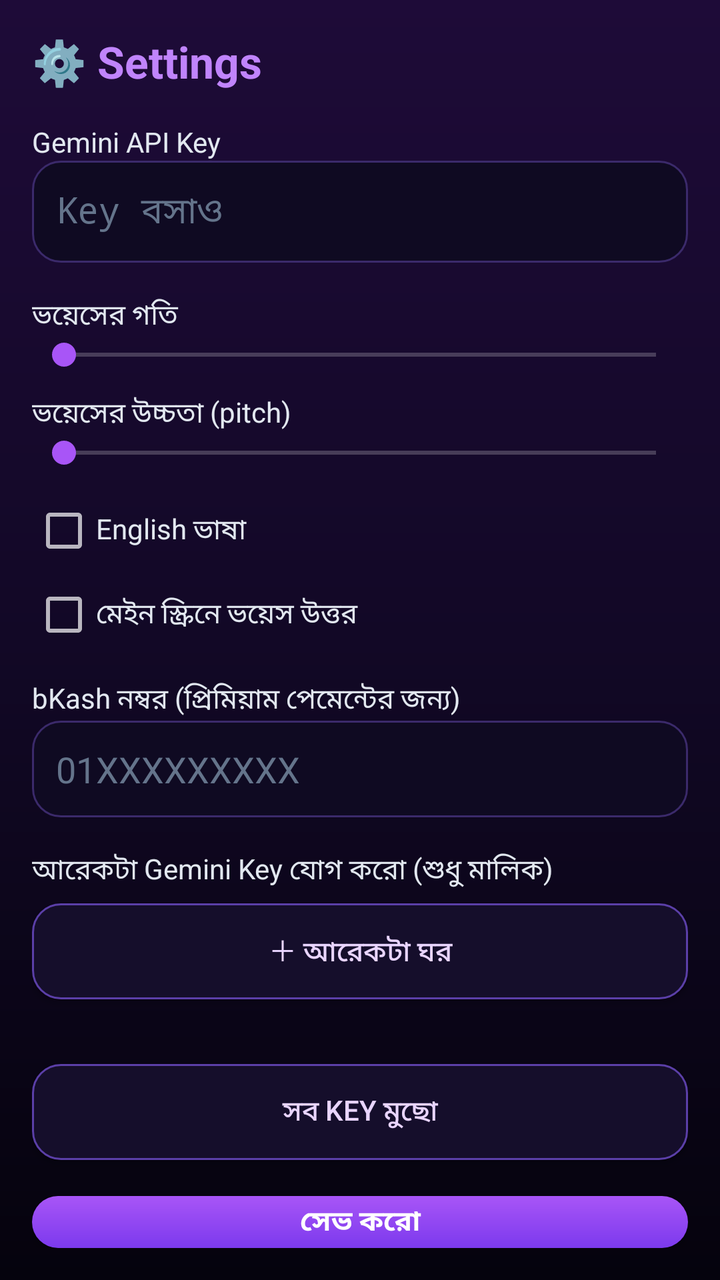
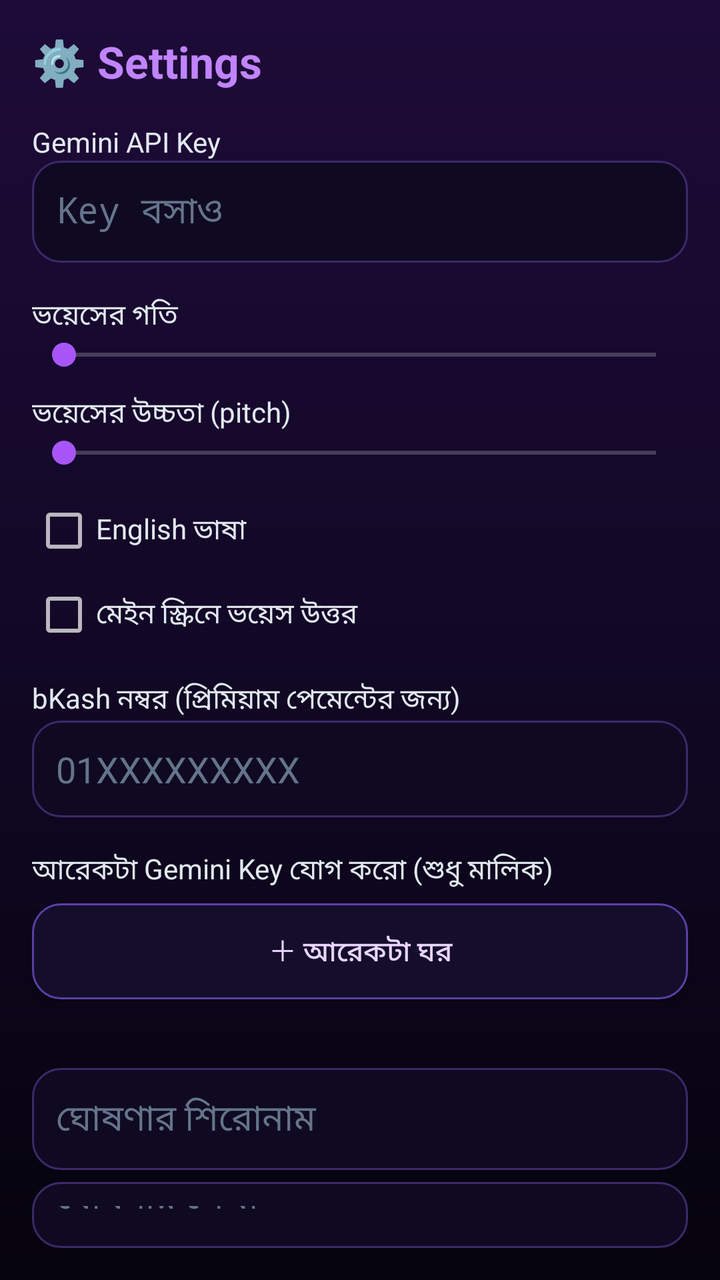

Two renders of the same Android screen: before a commit and after it. Below are the layout's source before the change and the commit's diff.
<!-- AndroidManifest.xml: application theme AppTheme -->
<!-- res/layout/activity_settings.xml -->
<?xml version="1.0" encoding="utf-8"?>
<LinearLayout xmlns:android="http://schemas.android.com/apk/res/android"
    android:layout_width="match_parent"
    android:layout_height="match_parent"
    android:background="@drawable/bg_main"
    android:orientation="vertical"
    android:padding="16dp">

    <TextView
        android:layout_width="match_parent"
        android:layout_height="wrap_content"
        android:text="⚙️ Settings"
        android:textColor="#C084FC"
        android:textSize="22sp"
        android:textStyle="bold" />

    <TextView
        android:layout_width="match_parent"
        android:layout_height="wrap_content"
        android:layout_marginTop="16dp"
        android:text="Gemini API Key"
        android:textColor="#E2E8F0" />

    <EditText
        android:id="@+id/setKey"
        android:layout_width="match_parent"
        android:layout_height="wrap_content"
        android:background="@drawable/bg_input"
        android:hint="Key বসাও"
        android:inputType="textPassword"
        android:padding="12dp"
        android:textColor="#E8F4FF"
        android:textColorHint="#64748B" />

    <TextView
        android:layout_width="match_parent"
        android:layout_height="wrap_content"
        android:layout_marginTop="16dp"
        android:text="ভয়েসের গতি"
        android:textColor="#E2E8F0" />

    <SeekBar
        android:id="@+id/setSpeed"
        android:layout_width="match_parent"
        android:layout_height="wrap_content"
        android:max="20" />

    <TextView
        android:layout_width="match_parent"
        android:layout_height="wrap_content"
        android:layout_marginTop="10dp"
        android:text="ভয়েসের উচ্চতা (pitch)"
        android:textColor="#E2E8F0" />

    <SeekBar
        android:id="@+id/setPitch"
        android:layout_width="match_parent"
        android:layout_height="wrap_content"
        android:max="20" />

    <CheckBox
        android:id="@+id/setEnglish"
        android:layout_width="match_parent"
        android:layout_height="wrap_content"
        android:layout_marginTop="14dp"
        android:text="English ভাষা"
        android:textColor="#E2E8F0" />

    <CheckBox
        android:id="@+id/setMainVoice"
        android:layout_width="match_parent"
        android:layout_height="wrap_content"
        android:layout_marginTop="10dp"
        android:text="মেইন স্ক্রিনে ভয়েস উত্তর"
        android:textColor="#E2E8F0" />

    <TextView
        android:layout_width="match_parent"
        android:layout_height="wrap_content"
        android:layout_marginTop="16dp"
        android:text="bKash নম্বর (প্রিমিয়াম পেমেন্টের জন্য)"
        android:textColor="#E2E8F0" />

    <EditText
        android:id="@+id/setBkash"
        android:layout_width="match_parent"
        android:layout_height="wrap_content"
        android:background="@drawable/bg_input"
        android:hint="01XXXXXXXXX"
        android:inputType="phone"
        android:padding="12dp"
        android:textColor="#E8F4FF"
        android:textColorHint="#64748B" />

    <TextView
        android:id="@+id/setKeyLabel"
        android:layout_width="match_parent"
        android:layout_height="wrap_content"
        android:layout_marginTop="16dp"
        android:text="আরেকটা Gemini Key যোগ করো (শুধু মালিক)"
        android:textColor="#E2E8F0" />

    <LinearLayout
        android:id="@+id/setKeysList"
        android:layout_width="match_parent"
        android:layout_height="wrap_content"
        android:orientation="vertical" />

    <Button
        android:id="@+id/setAddKeyRow"
        android:layout_width="match_parent"
        android:layout_height="wrap_content"
        android:layout_marginTop="6dp"
        android:background="@drawable/btn_secondary"
        android:text="＋ আরেকটা ঘর"
        android:textColor="#E9D5FF" />

    <TextView
        android:id="@+id/setKeyCount"
        android:layout_width="match_parent"
        android:layout_height="wrap_content"
        android:layout_marginTop="8dp"
        android:textColor="#94A3B8"
        android:textSize="12sp" />

    <Button
        android:id="@+id/setClearKeys"
        android:layout_width="match_parent"
        android:layout_height="wrap_content"
        android:layout_marginTop="8dp"
        android:background="@drawable/btn_secondary"
        android:text="সব Key মুছো"
        android:textColor="#E9D5FF" />

    <Button
        android:id="@+id/setSave"
        android:layout_width="match_parent"
        android:layout_height="wrap_content"
        android:layout_marginTop="18dp"
        android:background="@drawable/btn_primary"
        android:text="সেভ করো"
        android:textColor="#FFFFFF"
        android:textStyle="bold" />

    <TextView
        android:id="@+id/setInfo"
        android:layout_width="match_parent"
        android:layout_height="wrap_content"
        android:layout_marginTop="14dp"
        android:textColor="#94A3B8"
        android:textSize="12sp" />
</LinearLayout>
<!-- resources referenced by this layout -->
<resources>
  <!-- drawable bg_input (drawable) -->
  <?xml version="1.0" encoding="utf-8"?>
  <shape xmlns:android="http://schemas.android.com/apk/res/android" android:shape="rectangle">
      <corners android:radius="14dp" />
      <solid android:color="#0F0A22" />
      <stroke android:width="1dp" android:color="#3B2A6B" />
  </shape>
  <!-- drawable bg_main (drawable) -->
  <?xml version="1.0" encoding="utf-8"?>
  <shape xmlns:android="http://schemas.android.com/apk/res/android" android:shape="rectangle">
      <gradient
          android:angle="270"
          android:startColor="#1E0B38"
          android:centerColor="#120826"
          android:endColor="#05030D" />
  </shape>
  <!-- drawable btn_primary (drawable) -->
  <?xml version="1.0" encoding="utf-8"?>
  <shape xmlns:android="http://schemas.android.com/apk/res/android" android:shape="rectangle">
      <corners android:radius="14dp" />
      <gradient
          android:angle="270"
          android:startColor="#A855F7"
          android:endColor="#7C3AED" />
  </shape>
  <!-- drawable btn_secondary (drawable) -->
  <?xml version="1.0" encoding="utf-8"?>
  <shape xmlns:android="http://schemas.android.com/apk/res/android" android:shape="rectangle">
      <corners android:radius="14dp" />
      <solid android:color="#150E2B" />
      <stroke android:width="1dp" android:color="#5B3FA8" />
  </shape>
  <style name="AppTheme" parent="android:Theme.Material.NoActionBar">
          <item name="android:windowBackground">#05030D</item>
          <item name="android:colorAccent">#A855F7</item>
          <item name="android:statusBarColor">#05030D</item>
          <item name="android:navigationBarColor">#05030D</item>
          <item name="android:windowLightStatusBar">false</item>
      </style>
</resources>

<!-- the commit's change to res/layout/activity_settings.xml (unified diff, before → after) -->
@@ -123,6 +123,49 @@
         android:textColor="#94A3B8"
         android:textSize="12sp" />
 
+    <EditText
+        android:id="@+id/setAnnounceTitle"
+        android:layout_width="match_parent"
+        android:layout_height="wrap_content"
+        android:layout_marginTop="10dp"
+        android:background="@drawable/bg_input"
+        android:hint="ঘোষণার শিরোনাম"
+        android:padding="12dp"
+        android:textColor="#E8F4FF"
+        android:textColorHint="#64748B" />
+
+    <EditText
+        android:id="@+id/setAnnounceBody"
+        android:layout_width="match_parent"
+        android:layout_height="wrap_content"
+        android:layout_marginTop="6dp"
+        android:background="@drawable/bg_input"
+        android:hint="ঘোষণার লেখা"
+        android:padding="12dp"
+        android:textColor="#E8F4FF"
+        android:textColorHint="#64748B" />
+
+    <EditText
+        android:id="@+id/setServerToken"
+        android:layout_width="match_parent"
+        android:layout_height="wrap_content"
+        android:layout_marginTop="6dp"
+        android:background="@drawable/bg_input"
+        android:hint="সার্ভার টোকেন"
+        android:inputType="textPassword"
+        android:padding="12dp"
+        android:textColor="#E8F4FF"
+        android:textColorHint="#64748B" />
+
+    <Button
+        android:id="@+id/setSendAnnounce"
+        android:layout_width="match_parent"
+        android:layout_height="wrap_content"
+        android:layout_marginTop="6dp"
+        android:background="@drawable/btn_primary"
+        android:text="📢 ঘোষণা পাঠাও"
+        android:textColor="#FFFFFF" />
+
     <Button
         android:id="@+id/setClearKeys"
         android:layout_width="match_parent"
